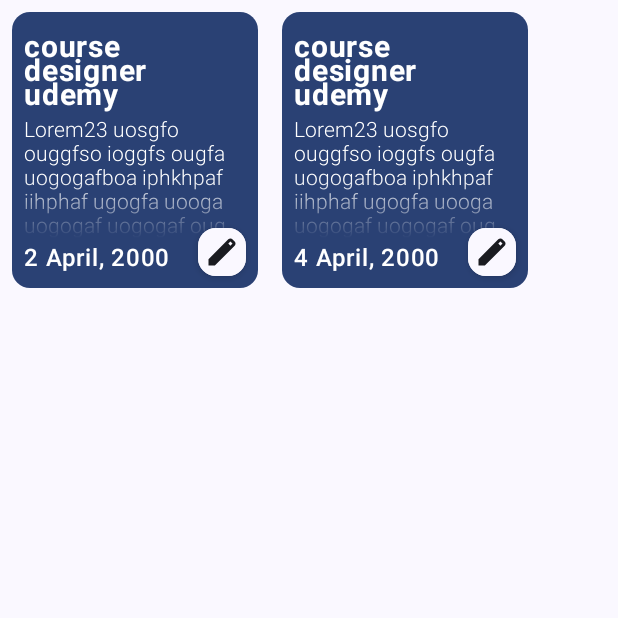
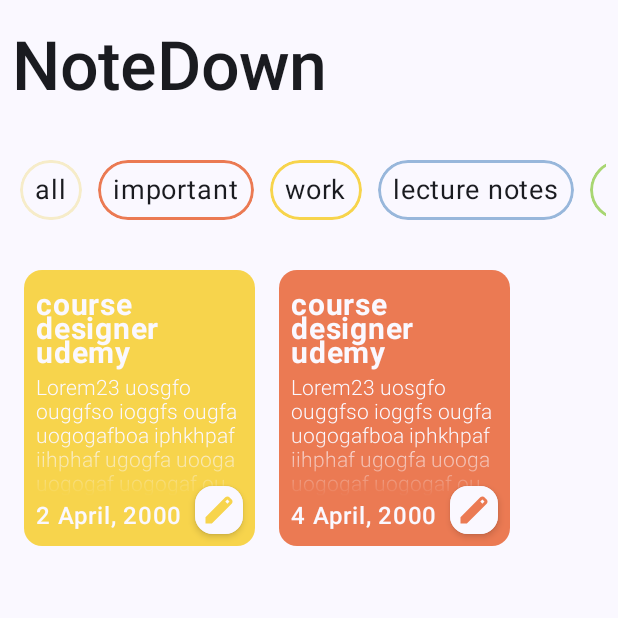
Before and after one commit to wallacesintra/NoteDown, an Android app built with Jetpack Compose: the screen it shows after launch (MainActivity), on a phone screen of 412 x 824 dp, the top half of it. Run offline under Robolectric (Android 15) with nearby library versions, the phone set to English and light mode, and no system bars.

Commit message:
feat: home screen implemented

```diff
--- a/app/src/main/java/com/example/notedown/MainActivity.kt
+++ b/app/src/main/java/com/example/notedown/MainActivity.kt
@@ -13,6 +13,7 @@ import androidx.compose.ui.Modifier
 import androidx.compose.ui.tooling.preview.Preview
 import com.example.notedown.presentation.components.Note
 import com.example.notedown.presentation.components.NoteCard
+import com.example.notedown.presentation.screens.Home
 import com.example.notedown.presentation.theme.NoteDownTheme
 
 class MainActivity : ComponentActivity() {
@@ -25,24 +26,25 @@ class MainActivity : ComponentActivity() {
                     modifier = Modifier.fillMaxSize(),
                     color = MaterialTheme.colorScheme.background
                 ) {
-                    Row(
-                        modifier = Modifier.fillMaxSize()
-                    ) {
-                        NoteCard(
-                            title = "course designer udemy",
-                            notes = "Lorem23 uosgfo ouggfso ioggfs ougfa uogogafboa iphkhpaf iihphaf ugogfa uooga uogogaf uogogaf ougogaf ouogaf",
-                            date = "2 April, 2000"
-                        )
-                        NoteCard(
-                            title = "course designer udemy",
-                            notes = "Lorem23 uosgfo ouggfso ioggfs ougfa uogogafboa iphkhpaf iihphaf ugogfa uooga uogogaf uogogaf ougogaf ouogaf",
-                            date = "4 April, 2000"
-                        )
-
-
-                    }
+//                    Row(
+//                        modifier = Modifier.fillMaxSize()
+//                    ) {
+//                        NoteCard(
+//                            title = "course designer udemy",
+//                            notes = "Lorem23 uosgfo ouggfso ioggfs ougfa uogogafboa iphkhpaf iihphaf ugogfa uooga uogogaf uogogaf ougogaf ouogaf",
+//                            date = "2 April, 2000"
+//                        )
+//                        NoteCard(
+//                            title = "course designer udemy",
+//                            notes = "Lorem23 uosgfo ouggfso ioggfs ougfa uogogafboa iphkhpaf iihphaf ugogfa uooga uogogaf uogogaf ougogaf ouogaf",
+//                            date = "4 April, 2000"
+//                        )
+//
+//
+//                    }
 //                    Greeting("Android")
 //                    Note()
+                    Home()
                 }
             }
         }
--- /dev/null
+++ b/app/src/main/java/com/example/notedown/presentation/components/CategoryCard.kt
@@ -0,0 +1,84 @@
+package com.example.notedown.presentation.components
+
+import androidx.compose.animation.AnimatedVisibility
+import androidx.compose.foundation.background
+import androidx.compose.foundation.border
+import androidx.compose.foundation.clickable
+import androidx.compose.foundation.layout.Arrangement
+import androidx.compose.foundation.layout.Box
+import androidx.compose.foundation.layout.Row
+import androidx.compose.foundation.layout.height
+import androidx.compose.foundation.layout.padding
+import androidx.compose.foundation.layout.size
+import androidx.compose.foundation.shape.RoundedCornerShape
+import androidx.compose.material3.MaterialTheme
+import androidx.compose.material3.Text
+import androidx.compose.runtime.Composable
+import androidx.compose.runtime.getValue
+import androidx.compose.runtime.mutableStateOf
+import androidx.compose.runtime.remember
+import androidx.compose.runtime.setValue
+import androidx.compose.ui.Alignment
+import androidx.compose.ui.Modifier
+import androidx.compose.ui.draw.clip
+import androidx.compose.ui.graphics.Color
+import androidx.compose.ui.tooling.preview.Preview
+import androidx.compose.ui.unit.dp
+import androidx.compose.ui.unit.sp
+
+
+
+@Composable
+fun CategoryCard(
+    category: String,
+    cardColor: Color,
+    isActive: Boolean,
+    count: Int
+){
+    var active by remember {
+        mutableStateOf(isActive)
+    }
+
+    val color by remember {
+        mutableStateOf(if (active) cardColor else Color.Transparent)
+    }
+    Box(
+        contentAlignment = Alignment.Center,
+        modifier = Modifier
+            .padding(5.dp)
+            .height(40.dp)
+            .clip(RoundedCornerShape(30.dp))
+            .background(color)
+            .border(2.dp, cardColor, RoundedCornerShape(30.dp))
+            .padding(horizontal = 10.dp)
+            .clickable(
+                onClick = { active = !active }
+            )
+
+    ) {
+        Row(
+            verticalAlignment = Alignment.CenterVertically,
+            horizontalArrangement = Arrangement.SpaceBetween
+        ) {
+            Text(
+                text = category,
+                fontSize = 18.sp,
+            )
+
+            AnimatedVisibility(visible = active) {
+                Text(
+                    text = count.toString(),
+                    color = cardColor,
+                    modifier = Modifier
+                        .padding(9.dp)
+                )
+            }
+        }
+    }
+}
+
+@Preview(showSystemUi = true, showBackground = true)
+@Composable
+fun PreviewCategoryCard(){
+    CategoryCard(category = "all", Color.Yellow, true, 5)
+}
--- a/app/src/main/java/com/example/notedown/presentation/components/NoteCard.kt
+++ b/app/src/main/java/com/example/notedown/presentation/components/NoteCard.kt
@@ -55,14 +55,15 @@ import com.example.notedown.R
 fun NoteCard(
     title: String,
     notes: String,
-    date: String
+    date: String,
+    cardColor: Color
 ){
     Card(
         colors = CardDefaults.cardColors(
-            containerColor = MaterialTheme.colorScheme.primary
+            containerColor = cardColor
         ),
         modifier = Modifier
-            .width(180.dp)
+            .width(170.dp)
             .height(200.dp)
             .padding(8.dp)
     ) {
@@ -83,6 +84,7 @@ fun NoteCard(
                 Text(
                     text = title,
                     style = MaterialTheme.typography.labelMedium,
+                    color = MaterialTheme.colorScheme.background,
                     fontSize = 20.sp,
                     fontWeight = FontWeight.W700,
                     modifier = Modifier.padding(vertical = 3.dp)
@@ -94,7 +96,7 @@ fun NoteCard(
                     fontWeight = FontWeight.W300,
                     style = TextStyle(
                         brush = Brush.verticalGradient(
-                            colors = listOf(MaterialTheme.colorScheme.onPrimary, MaterialTheme.colorScheme.onPrimary,Color.Transparent)
+                            colors = listOf(MaterialTheme.colorScheme.background, MaterialTheme.colorScheme.background,Color.Transparent)
                         )
                     ),
                     fontSize = 14.sp,
@@ -103,6 +105,7 @@ fun NoteCard(
             Text(
                 text = date,
                 fontWeight = FontWeight.W500,
+                color = MaterialTheme.colorScheme.background,
                 modifier = Modifier
                     .align(Alignment.BottomStart)
             )
@@ -116,7 +119,6 @@ fun NoteCard(
                 Column(
                     modifier = Modifier
                         .background(MaterialTheme.colorScheme.background)
-//                        .background(editColor)
                         .padding(4.dp)
                 ) {
                     AnimatedVisibility(
@@ -135,7 +137,8 @@ fun NoteCard(
                         contentDescription = stringResource(id = R.string.edit),
                         modifier = Modifier.clickable(
                             onClick = { editable = !editable}
-                        )
+                        ),
+                        tint = cardColor
                     )
                 }
             }
@@ -150,7 +153,8 @@ fun NoteCardPreview(){
     NoteCard(
         title = "course designer udemy",
         notes = "Lorem23 uosgfo ouggfso ioggfs ougfa uogogafboa iphkhpaf iihphaf ugogfa uooga uogogaf uogogaf ougogaf ouogaf",
-        date = "2 April, 2000"
+        date = "2 April, 2000",
+        cardColor = Color(0xFFF7D44C)
     )
 
 }
--- /dev/null
+++ b/app/src/main/java/com/example/notedown/presentation/models/Catergories.kt
@@ -0,0 +1,20 @@
+package com.example.notedown.presentation.models
+
+import androidx.compose.ui.graphics.Color
+
+val categories  = listOf("all", "important", "lecture notes", "shopping list")
+
+data class Category(
+    val type: String,
+    val color: Color,
+    var count: Int? = null,
+    var active: Boolean = false
+)
+
+val allCategories: List<Category> = listOf(
+    Category("all", Color(0xFFF6ECC9)),
+    Category("important", Color(0xFFEB7A53)),
+    Category("work", Color(0xFFF7D44C)),
+    Category("lecture notes", Color(0xFF98B7DB)),
+    Category("shopping list", Color(0xFFA8D672)),
+)
--- a/app/src/main/java/com/example/notedown/presentation/screens/Home.kt
+++ b/app/src/main/java/com/example/notedown/presentation/screens/Home.kt
@@ -1 +1,66 @@
 package com.example.notedown.presentation.screens
+
+import androidx.compose.foundation.background
+import androidx.compose.foundation.layout.Column
+import androidx.compose.foundation.layout.Row
+import androidx.compose.foundation.layout.fillMaxSize
+import androidx.compose.foundation.layout.padding
+import androidx.compose.foundation.lazy.LazyRow
+import androidx.compose.foundation.lazy.items
+import androidx.compose.material3.MaterialTheme
+import androidx.compose.material3.Text
+import androidx.compose.runtime.Composable
+import androidx.compose.ui.Modifier
+import androidx.compose.ui.graphics.Color
+import androidx.compose.ui.res.stringResource
+import androidx.compose.ui.tooling.preview.Preview
+import androidx.compose.ui.unit.dp
+import androidx.compose.ui.unit.sp
+import com.example.notedown.R
+import com.example.notedown.presentation.components.CategoryCard
+import com.example.notedown.presentation.components.NoteCard
+import com.example.notedown.presentation.models.allCategories
+import com.example.notedown.presentation.models.categories
+
+@Preview(showBackground = true, showSystemUi = true)
+@Composable
+fun Home(){
+    Column(
+        modifier = Modifier
+            .fillMaxSize()
+            .background(MaterialTheme.colorScheme.background)
+            .padding(8.dp)
+    ) {
+        Text(
+            text = stringResource(id = R.string.app_name),
+            color = MaterialTheme.colorScheme.onBackground,
+            style = MaterialTheme.typography.labelLarge,
+            fontSize = 45.sp,
+            modifier = Modifier.padding(vertical = 10.dp)
+        )
+
+        LazyRow(
+            modifier = Modifier.padding(vertical = 20.dp)
+        ){
+            items(allCategories){ item ->
+                CategoryCard(category = item.type, cardColor = item.color, isActive = item.active, count = item.count?:0 )
+            }
+
+        }
+
+        Row {
+            NoteCard(
+                title = "course designer udemy",
+                notes = "Lorem23 uosgfo ouggfso ioggfs ougfa uogogafboa iphkhpaf iihphaf ugogfa uooga uogogaf uogogaf ougogaf ouogaf",
+                date = "2 April, 2000",
+                cardColor = Color(0xFFF7D44C)
+            )
+            NoteCard(
+                title = "course designer udemy",
+                notes = "Lorem23 uosgfo ouggfso ioggfs ougfa uogogafboa iphkhpaf iihphaf ugogfa uooga uogogaf uogogaf ougogaf ouogaf",
+                date = "4 April, 2000",
+                cardColor = Color(0xFFEB7A53)
+            )
+        }
+    }
+}
```
